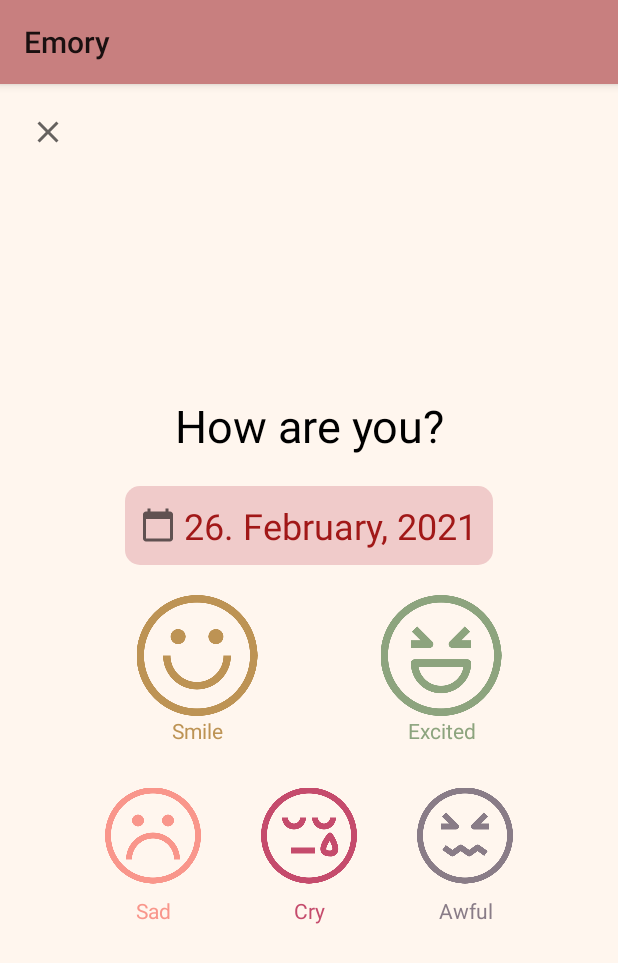
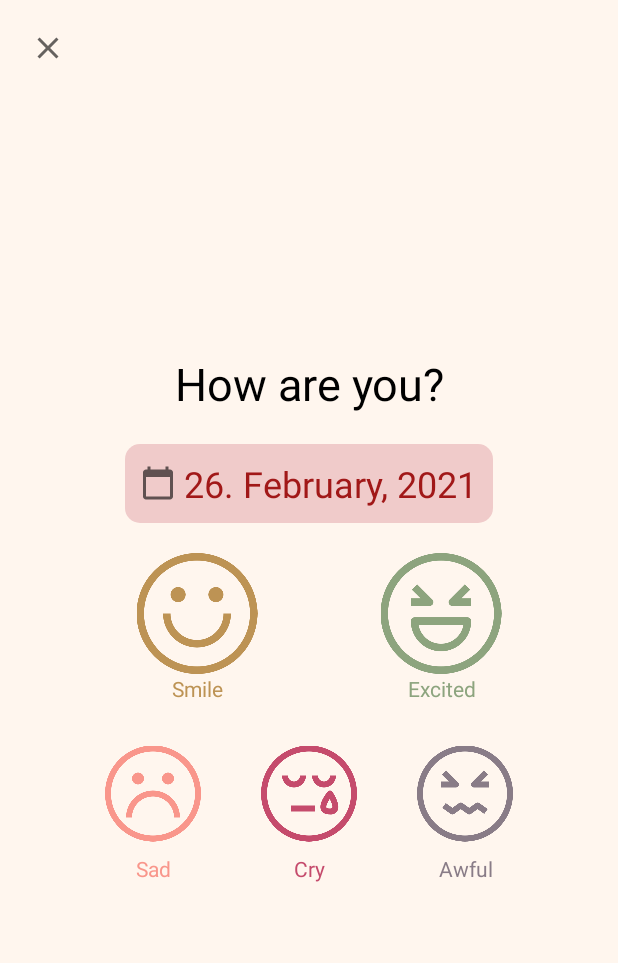
Before and after one commit to GiangNguyen1207/Emory, an Android app: the screen it shows after launch (AddMoodActivity), on a phone screen of 412 x 824 dp. Shown: the top 963 px of the screen. Run offline under Robolectric (Android 15) with nearby library versions, the phone set to English and light mode, and no system bars; Roboto replaces fonts that are not available here.

Commit message:
remove action bar

```diff
--- a/app/src/main/AndroidManifest.xml
+++ b/app/src/main/AndroidManifest.xml
@@ -10,6 +10,7 @@
         android:supportsRtl="true"
         android:theme="@style/Theme.Emory">
         <activity android:name=".WriteNoteActivity"/>
+        <activity android:name=".EntriesActivity"/>
         <activity android:name=".SignupActivity" />
         <activity android:name=".SignInActivity" />
         <activity android:name=".AddMoodActivity">
--- a/app/src/main/res/values/themes.xml
+++ b/app/src/main/res/values/themes.xml
@@ -1,6 +1,6 @@
 <resources xmlns:tools="http://schemas.android.com/tools">
     <!-- Base application theme. -->
-    <style name="Theme.Emory" parent="Theme.AppCompat.Light">
+    <style name="Theme.Emory" parent="Theme.AppCompat.Light.NoActionBar">
         <!-- Primary brand color. -->
         <item name="colorPrimary">@color/secondary</item>
         <item name="colorOnPrimary">@color/highlight</item>
```
